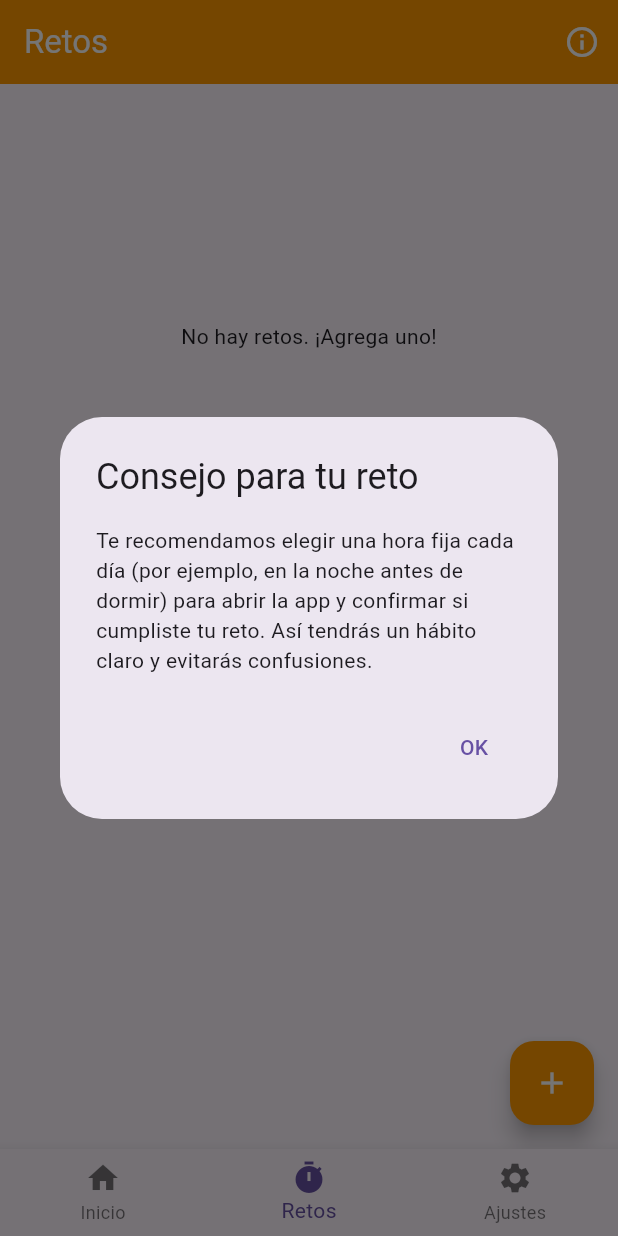
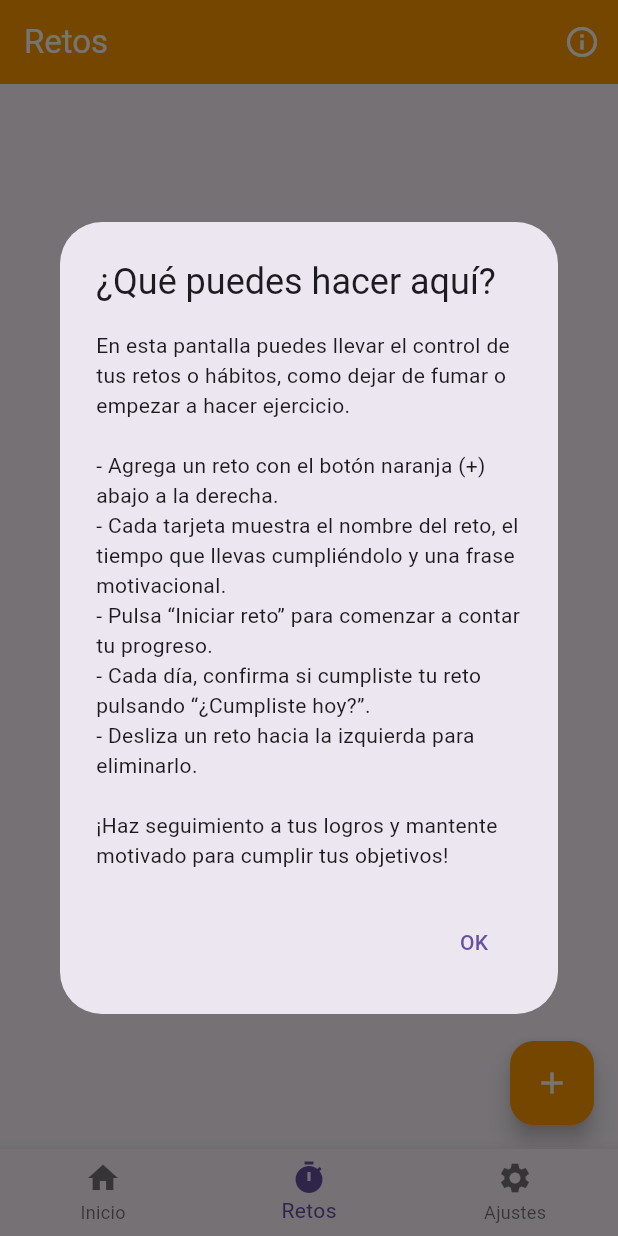
Before and after one commit to Carfer0410/-cuanto-falta-, a Flutter app: the screen it shows after launch, item 2 of the bottom bar chosen, after a tap on the "info outline" icon, on a phone screen of 412 x 824 dp. Run offline on Flutter 3.47's test engine with Material 3 defaults, Android fonts, the phone set to English and light mode, and no system bars; our stand-ins replace shared_preferences, sqflite; accounts and stored records are empty.

Commit message:
mejoras pantalla retos #8

```diff
--- a/lib/counters_page.dart
+++ b/lib/counters_page.dart
@@ -142,11 +142,16 @@ class _CountersPageState extends State<CountersPage> {
             onPressed: () {
               showDialog(
                 context: context,
-                builder:
-                    (context) => AlertDialog(
-                      title: const Text('Consejo para tu reto'),
+                builder: (context) => AlertDialog(
+                  title: const Text('¿Qué puedes hacer aquí?'),
                   content: const Text(
-                        'Te recomendamos elegir una hora fija cada día (por ejemplo, en la noche antes de dormir) para abrir la app y confirmar si cumpliste tu reto. Así tendrás un hábito claro y evitarás confusiones.',
+                    'En esta pantalla puedes llevar el control de tus retos o hábitos, como dejar de fumar o empezar a hacer ejercicio.\n\n'
+                    '- Agrega un reto con el botón naranja (+) abajo a la derecha.\n'
+                    '- Cada tarjeta muestra el nombre del reto, el tiempo que llevas cumpliéndolo y una frase motivacional.\n'
+                    '- Pulsa “Iniciar reto” para comenzar a contar tu progreso.\n'
+                    '- Cada día, confirma si cumpliste tu reto pulsando “¿Cumpliste hoy?”.\n'
+                    '- Desliza un reto hacia la izquierda para eliminarlo.\n\n'
+                    '¡Haz seguimiento a tus logros y mantente motivado para cumplir tus objetivos!'
                   ),
                   actions: [
                     TextButton(
--- a/lib/home_page.dart
+++ b/lib/home_page.dart
@@ -175,8 +175,29 @@ class _HomePageState extends State<HomePage> {
         elevation: 0,
         actions: [
           IconButton(
-            icon: const Icon(Icons.settings),
-            onPressed: _openSettings,
+            icon: const Icon(Icons.info_outline),
+            tooltip: 'Información',
+            onPressed: () {
+              showDialog(
+                context: context,
+                builder: (context) => AlertDialog(
+                  title: const Text('¿Qué puedes hacer aquí?'),
+                  content: const Text(
+                    'En esta pantalla puedes ver todos tus eventos importantes con su cuenta regresiva personalizada.\n\n'
+                    '- Agrega un evento con el botón naranja (+) abajo a la derecha.\n'
+                    '- Desliza un evento hacia la izquierda para eliminarlo.\n'
+                    '- Toca el ícono de ajustes en la pantalla de configuración para cambiar el tema de la app.\n\n'
+                    'Cada tarjeta muestra el nombre, mensaje motivacional, fecha objetivo y un temporizador en tiempo real. ¡Organiza y visualiza tus próximos eventos de forma moderna y sencilla!'
+                  ),
+                  actions: [
+                    TextButton(
+                      onPressed: () => Navigator.of(context).pop(),
+                      child: const Text('OK'),
+                    ),
+                  ],
+                ),
+              );
+            },
           ),
         ],
       ),
```
Lines whose indentation alone changed are shown as unchanged.
